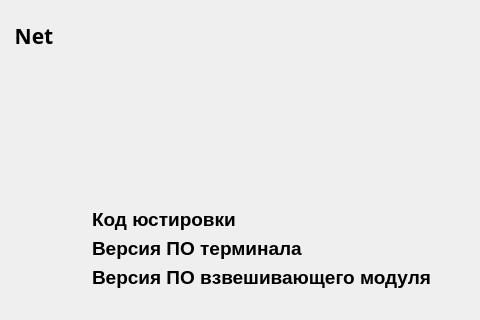
cyrillwork/MassaK, file mainwindow.ui: the form before one commit; both pictures show x 0 to 480 and y 311 to 631 of the 1111 by 631 pixel window.
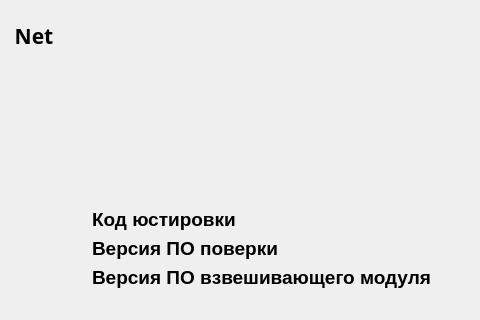
The form after the commit.

What changed in the file:
```diff
--- a/mainwindow.ui
+++ b/mainwindow.ui
@@ -372,12 +372,11 @@
           <property name="font">
            <font>
             <pointsize>14</pointsize>
-            <weight>75</weight>
             <bold>true</bold>
            </font>
           </property>
           <property name="text">
-           <string>Версия ПО терминала</string>
+           <string>Версия ПО поверки</string>
           </property>
          </widget>
         </item>
```
Left out of the diff: 15 changed lines with no effect on the pictures.
